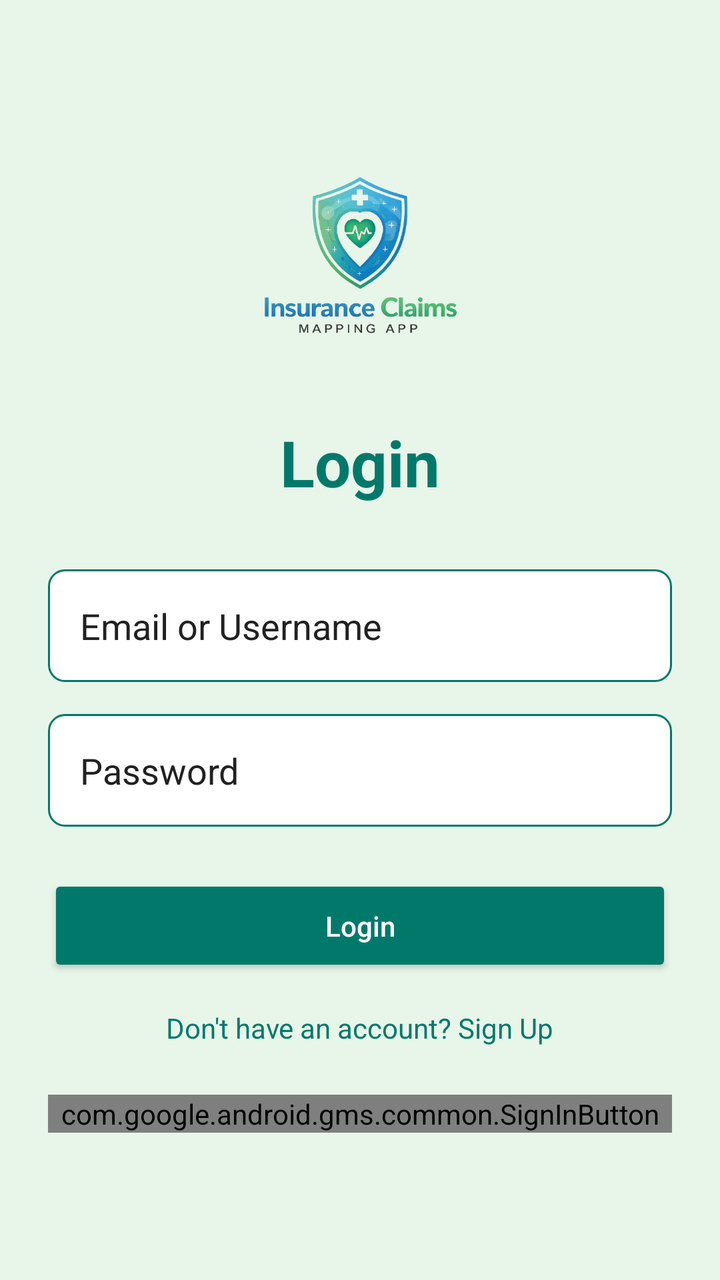
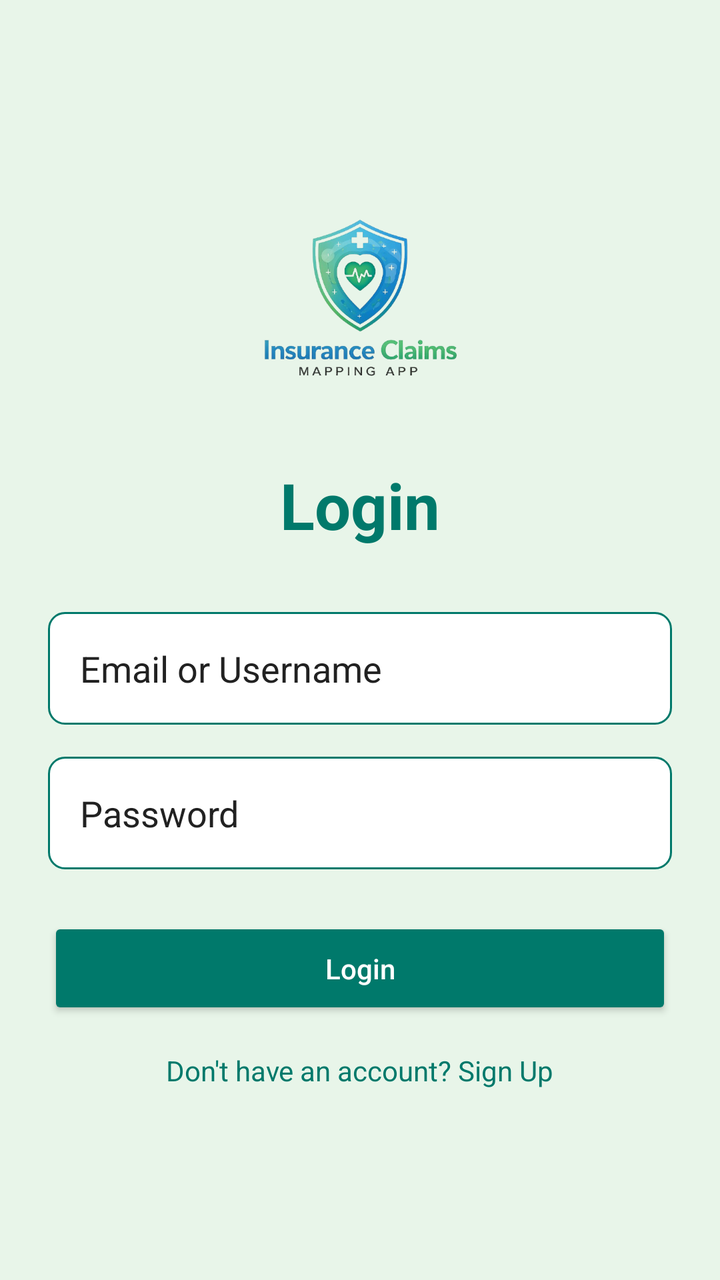

The first picture is an Android layout as it rendered before a commit; the second is the same layout after the commit. The layout source and the unified diff follow.
<!-- AndroidManifest.xml: application theme Theme.InsuranceClaims -->
<!-- res/layout/activity_login.xml -->
<?xml version="1.0" encoding="utf-8"?>
<LinearLayout xmlns:android="http://schemas.android.com/apk/res/android"
    android:layout_width="match_parent"
    android:layout_height="match_parent"
    android:background="@color/green_light"
    android:gravity="center"
    android:orientation="vertical"
    android:padding="24dp">

    <ImageView
        android:layout_width="120dp"
        android:layout_height="120dp"
        android:layout_marginBottom="16dp"
        android:src="@drawable/logo"
        android:contentDescription="App Logo" />

    <TextView
        android:layout_width="wrap_content"
        android:layout_height="wrap_content"
        android:text="@string/login"
        android:textColor="@color/colorPrimary"
        android:textSize="32sp"
        android:textStyle="bold" />

    <EditText
        android:id="@+id/etEmail"
        android:layout_width="match_parent"
        android:layout_height="wrap_content"
        android:layout_marginTop="32dp"
        android:background="@drawable/bg_edittext"
        android:hint="@string/email_or_username"
        android:textColor="@color/colorPrimary"
        android:textColorHint="@color/dark_gray"
        android:inputType="textEmailAddress"
        android:maxLength="254"
        android:padding="16dp" />

    <EditText
        android:id="@+id/etPassword"
        android:layout_width="match_parent"
        android:layout_height="wrap_content"
        android:layout_marginTop="16dp"
        android:background="@drawable/bg_edittext"
        android:hint="@string/password"
        android:textColor="@color/colorPrimary"
        android:textColorHint="@color/dark_gray"
        android:inputType="textPassword"
        android:maxLength="128"
        android:padding="16dp" />

    <Button
        android:id="@+id/btnLogin"
        android:layout_width="match_parent"
        android:layout_height="wrap_content"
        android:layout_marginTop="24dp"
        android:backgroundTint="@color/colorPrimary"
        android:padding="16dp"
        android:text="@string/login"
        android:textAllCaps="false"
        android:textColor="@color/white" />

    <TextView
        android:id="@+id/tvSignup"
        android:layout_width="wrap_content"
        android:layout_height="wrap_content"
        android:layout_marginTop="16dp"
        android:text="@string/dont_have_account"
        android:textColor="@color/colorPrimary" />

    <com.google.android.gms.common.SignInButton
        android:id="@+id/btnGoogleLogin"
        android:layout_width="match_parent"
        android:layout_height="wrap_content"
        android:layout_marginTop="24dp" />

    <Button
        android:id="@+id/btnBiometricLogin"
        android:layout_width="match_parent"
        android:layout_height="wrap_content"
        android:layout_marginTop="12dp"
        android:backgroundTint="#37474F"
        android:drawableStart="@drawable/ic_profile"
        android:drawablePadding="8dp"
        android:padding="14dp"
        android:text="Sign in with Biometrics"
        android:textAllCaps="false"
        android:textColor="@color/white"
        android:visibility="gone" />

    <ProgressBar
        android:id="@+id/progressLogin"
        android:layout_width="wrap_content"
        android:layout_height="wrap_content"
        android:layout_marginTop="16dp"
        android:visibility="gone" />

</LinearLayout>
<!-- resources referenced by this layout -->
<resources>
  <color name="colorPrimary">#00796B</color>
  <color name="dark_gray">#212121</color>
  <color name="green_light">#E8F5E9</color>
  <color name="white">#FFFFFF</color>
  <!-- drawable bg_edittext (drawable) -->
  <?xml version="1.0" encoding="utf-8"?>
  <shape xmlns:android="http://schemas.android.com/apk/res/android">
      <solid android:color="@color/white" />
      <corners android:radius="8dp" />
      <stroke
          android:width="1dp"
          android:color="@color/colorPrimary" />
  </shape>
  <!-- drawable ic_profile (drawable) -->
  <vector xmlns:android="http://schemas.android.com/apk/res/android"
      android:width="24dp"
      android:height="24dp"
      android:viewportWidth="24"
      android:viewportHeight="24"
      android:tint="@color/colorPrimary">
      <path
          android:fillColor="@android:color/white"
          android:pathData="M12,12C14.21,12 16,10.21 16,8C16,5.79 14.21,4 12,4C9.79,4 8,5.79 8,8C8,10.21 9.79,12 12,12M12,14C9.33,14 4,15.33 4,18V20H20V18C20,15.33 14.67,14 12,14Z" />
  </vector>
  <!-- drawable logo: png bitmap (drawable, 129967 bytes) -->
  <string name="dont_have_account">Don\'t have an account? Sign Up</string>
  <string name="email_or_username">Email or Username</string>
  <string name="login">Login</string>
  <string name="password">Password</string>
  <style name="Theme.InsuranceClaims" parent="Theme.MaterialComponents.DayNight.DarkActionBar">
          
          <item name="colorPrimary">@color/colorPrimary</item>
          <item name="colorPrimaryDark">@color/colorPrimaryDark</item>
          <item name="colorAccent">@color/colorAccent</item>
          
          <item name="android:statusBarColor" tools:targetApi="l">?attr/colorPrimaryDark</item>
          
      </style>
  <color name="colorPrimaryDark">#004D40</color>
  <color name="colorAccent">#4DB6AC</color>
</resources>

<!-- the commit's change to res/layout/activity_login.xml (unified diff, before → after) -->
@@ -67,12 +67,6 @@
         android:text="@string/dont_have_account"
         android:textColor="@color/colorPrimary" />
 
-    <com.google.android.gms.common.SignInButton
-        android:id="@+id/btnGoogleLogin"
-        android:layout_width="match_parent"
-        android:layout_height="wrap_content"
-        android:layout_marginTop="24dp" />
-
     <Button
         android:id="@+id/btnBiometricLogin"
         android:layout_width="match_parent"
